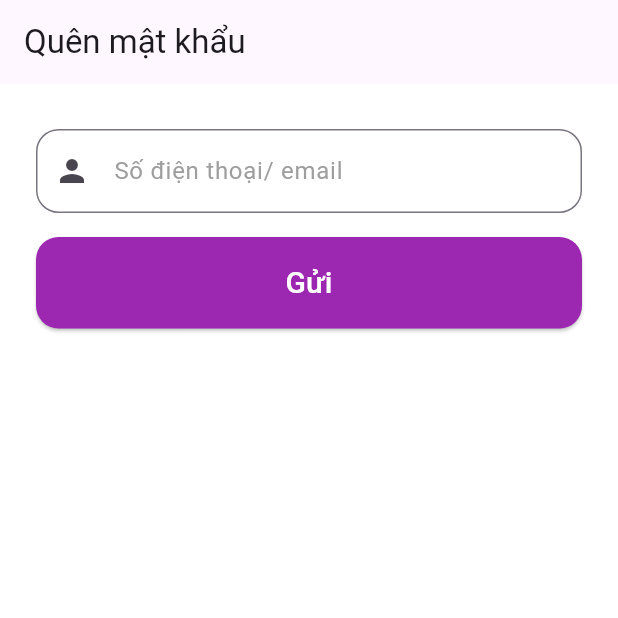
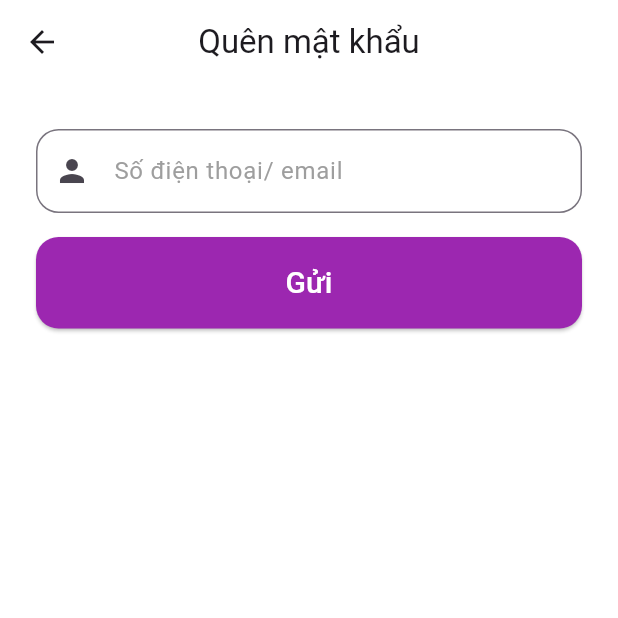
Before and after one commit to liempn13/do_an_di_dong, a Flutter app: the screen it shows after launch, after a tap on "Quên mật khẩu?", on a phone screen of 412 x 824 dp, the top half of it. Run offline on Flutter 3.47's test engine with Material 3 defaults, Android fonts, the light colour scheme and no system bars; our stand-ins replace flutter_icons, google_fonts, localize_and_translate, pull_to_refresh_flutter3, velocity_x; missing offline and left inert: custom_clippers.

```diff
--- a/lib/main.dart
+++ b/lib/main.dart
@@ -1,7 +1,17 @@
+import 'package:do_an_di_dong/view_models/users_view_model.dart';
 import 'package:do_an_di_dong/views/auth_screens/login/login_screen.dart';
 import 'package:flutter/material.dart';
+import 'package:localize_and_translate/localize_and_translate.dart';
+import 'package:provider/provider.dart';
+
 void main() {
-  runApp(const MainApp());
+  WidgetsFlutterBinding.ensureInitialized();
+
+  runApp(MultiProvider(providers: [
+    ChangeNotifierProvider<UsersViewModel>(
+      create: (context) => UsersViewModel(),
+    )
+  ], child: LocalizedApp(child: MainApp())));
 }
 
 class MainApp extends StatelessWidget {
@@ -9,7 +19,7 @@ class MainApp extends StatelessWidget {
 
   @override
   Widget build(BuildContext context) {
-    return  MaterialApp(
+    return MaterialApp(
       debugShowCheckedModeBanner: false,
       home: const LoginScreen(),
     );
--- /dev/null
+++ b/lib/models/Questions.dart
@@ -0,0 +1,3 @@
+class Questions{
+
+}
--- /dev/null
+++ b/lib/view_models/questions_view_model.dart
@@ -0,0 +1,5 @@
+import 'package:flutter/material.dart';
+
+class QuestionsViewModel extends ChangeNotifier{
+
+}
--- a/lib/view_models/users_view_model.dart
+++ b/lib/view_models/users_view_model.dart
@@ -0,0 +1,5 @@
+import 'package:flutter/material.dart';
+
+class UsersViewModel extends ChangeNotifier{
+
+}
--- a/lib/views/auth_screens/forgot_password_screen.dart
+++ b/lib/views/auth_screens/forgot_password_screen.dart
@@ -13,6 +13,7 @@ class _ForgePasswordScreenState extends State<ForgePasswordScreen> {
   Widget build(BuildContext context) {
     return BasePage(
       showAppBar: true,
+      showLeadingAction: true,
       backgroundColor: Colors.white,
       appBarColor: Colors.white,
       title: 'Quên mật khẩu',
--- a/lib/views/auth_screens/login/login_screen.dart
+++ b/lib/views/auth_screens/login/login_screen.dart
@@ -41,6 +41,7 @@ class _LoginScreenState extends State<LoginScreen> {
                   text: const TextSpan(
                 text: 'Đăng nhập ',
                 style: const TextStyle(
+                  color: Colors.black,
                   fontSize: 50.0,
                   fontWeight: FontWeight.bold,
                 ),
--- a/lib/views/auth_screens/signup_screen.dart
+++ b/lib/views/auth_screens/signup_screen.dart
@@ -59,6 +59,7 @@ class _SignupScreenState extends State<SignupScreen> {
                   text: const TextSpan(
                 text: 'Đăng ký ',
                 style: const TextStyle(
+                  color: Colors.black,
                   fontSize: 50.0,
                   fontWeight: FontWeight.bold,
                 ),
--- a/lib/views/shared_layouts/base_screen.dart
+++ b/lib/views/shared_layouts/base_screen.dart
@@ -73,14 +73,15 @@ class _BasePageState extends State<BasePage> {
             ? widget.appBar ??
                 AppBar(
                   actions: widget.actions,
-                  // backgroundColor: widget.appBarColor ?? context.primaryColor,
+                  backgroundColor: widget.appBarColor ?? widget.backgroundColor,
                   automaticallyImplyLeading: widget.showLeadingAction,
                   elevation: widget.elevation,
+                  centerTitle: true,
                   leading: widget.showLeadingAction
                       ? widget.leading ??
                           IconButton(
                             icon: const Icon(
-                              Icons.arrow_left_outlined,
+                              Icons.arrow_back,
                             ),
                             onPressed: (widget.onBackPressed != null)
                                 ? () => widget.onBackPressed!()
```
Also changed, not shown: lib/views/auth_screens/new_password.dart (+6 -12 lines), lib/views/question_list_screen.dart (+10 -1 lines), lib/services/questions_service.dart (added).
